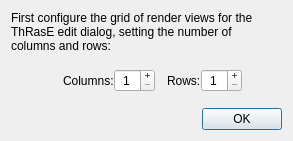
The window that ui/render_view_config_dialog.ui (SMByC/ThRasE) describes before a commit, drawn with Qt 5.
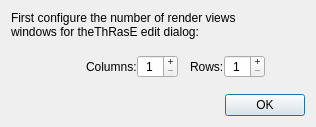
The same window after the commit. Icons and pictures are not drawn.

Commit message: Improve the dialog for configure the number of render views windows

```diff
--- a/ui/render_view_config_dialog.ui
+++ b/ui/render_view_config_dialog.ui
@@ -9,9 +9,8 @@
    <item>
     <widget class="QLabel" name="label_30">
      <property name="text">
-      <string>First configure the grid of render views for the
-ThRasE edit dialog, setting the number of
-columns and rows:</string>
+      <string>First configure the number of render views
+windows for theThRasE edit dialog:</string>
      </property>
      <property name="alignment">
       <set>Qt::AlignJustify|Qt::AlignVCenter</set>
@@ -81,6 +80,35 @@
         </property>
        </spacer>
       </item>
+      <item>
+       <widget class="QLabel" name="label">
+        <property name="text">
+         <string/>
+        </property>
+        <property name="pixmap">
+         <pixmap>:/plugins/thrase/icons/render_view_config.svg</pixmap>
+        </property>
+        <property name="alignment">
+         <set>Qt::AlignCenter</set>
+        </property>
+       </widget>
+      </item>
+      <item>
+       <spacer name="horizontalSpacer">
+        <property name="orientation">
+         <enum>Qt::Horizontal</enum>
+        </property>
+        <property name="sizeType">
+         <enum>QSizePolicy::Fixed</enum>
+        </property>
+        <property name="sizeHint" stdset="0">
+         <size>
+          <width>16</width>
+          <height>20</height>
+         </size>
+        </property>
+       </spacer>
+      </item>
       <item>
        <widget class="QLabel" name="label_29">
         <property name="text">
@@ -100,7 +128,7 @@
          <number>1</number>
         </property>
         <property name="maximum">
-         <number>30</number>
+         <number>12</number>
         </property>
         <property name="value">
          <number>1</number>
@@ -142,7 +170,7 @@
          <number>1</number>
         </property>
         <property name="maximum">
-         <number>30</number>
+         <number>12</number>
         </property>
         <property name="value">
          <number>1</number>
```
The commit also changes 3 other files.
